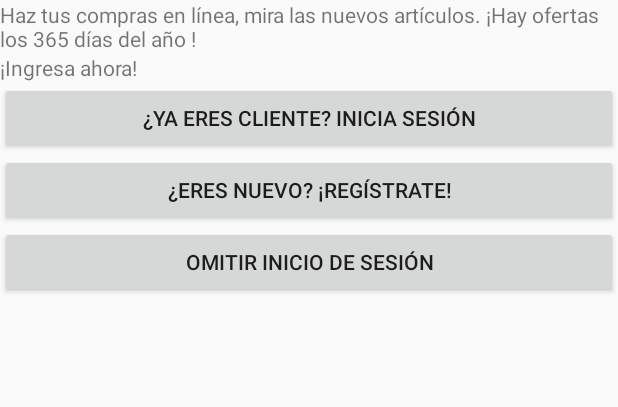
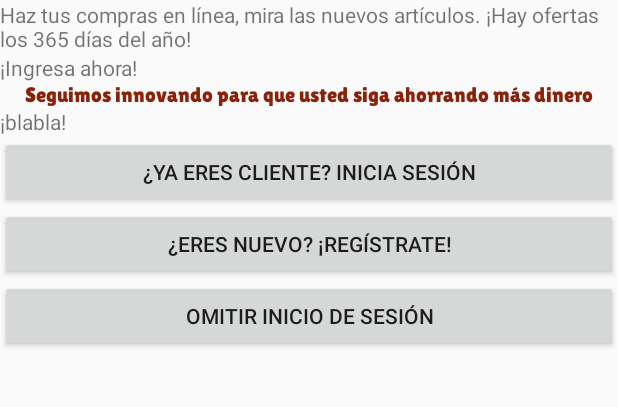
Before and after one commit to RoosPacheco/BazarAYONSA, an Android app: the screen it shows after launch (MainActivity), on a phone screen of 412 x 824 dp, the part 444-851 px from its top. Run offline under Robolectric (Android 15) with nearby library versions, the phone set to English and light mode, and no system bars; Roboto replaces fonts that are not available here.

Commit message:
agregúe una linea dioquis

```diff
--- a/app/src/main/res/layout/activity_main.xml
+++ b/app/src/main/res/layout/activity_main.xml
@@ -42,13 +42,30 @@
             android:id="@+id/textView4"
             android:layout_width="match_parent"
             android:layout_height="wrap_content"
-            android:text="Haz tus compras en línea, mira las nuevos artículos. ¡Hay ofertas los 365 días del año !" />
+            android:text="Haz tus compras en línea, mira las nuevos artículos. ¡Hay ofertas los 365 días del año!" />
 
         <TextView
             android:id="@+id/textView2"
             android:layout_width="match_parent"
             android:layout_height="wrap_content"
             android:text="¡Ingresa ahora!" />
+
+        <TextView
+            android:id="@+id/textView6"
+            android:layout_width="match_parent"
+            android:layout_height="wrap_content"
+            android:fontFamily="@font/lilita_one"
+            android:text="Seguimos innovando para que usted siga ahorrando más dinero"
+            android:textAlignment="center"
+            android:textColor="#88230B"
+
+            />
+
+        <TextView
+            android:id="@+id/textView5"
+            android:layout_width="match_parent"
+            android:layout_height="wrap_content"
+            android:text="¡blabla!" />
 
         <Button
             android:id="@+id/button"
```
